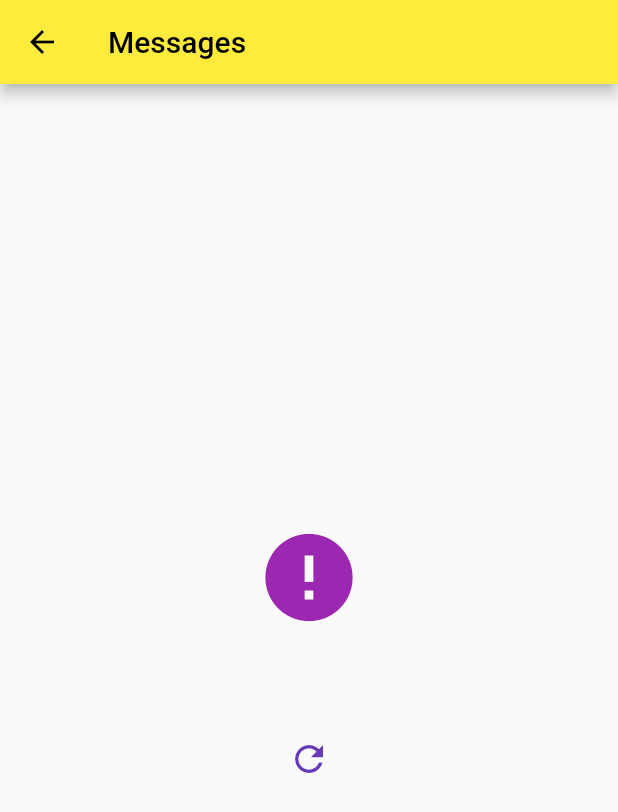
After one commit to ubmagh/mobile-dev-tps, a Flutter app: the MessagesPage screen opened directly with sample values from the repository, on a phone screen of 412 x 824 dp. The commit adds this screen. Shown: the top 812 px of the screen. Run offline on Flutter 3.47's test engine with Material 2 defaults, Android fonts, the phone set to English and light mode, and no system bars; our stand-ins replace bloc, equatable, flutter_bloc, fluttertoast, webview_flutter.

Commit message:
enset_chat_app : added messaging page+bloc+repo+models

```diff
--- a/enset_chat_app/lib/bloc/blocs/contact.bloc.dart
+++ b/enset_chat_app/lib/blocs/contact/contact.bloc.dart
@@ -1,6 +1,7 @@
 
-import 'package:enset_chat_app/bloc/events/contact.event.dart';
-import 'package:enset_chat_app/bloc/states/contact.state.dart';
+import 'package:enset_chat_app/blocs/contact/contact.event.dart';
+import 'package:enset_chat_app/blocs/contact/contact.state.dart';
+import 'package:enset_chat_app/enums/requestState.enum.dart';
 import 'package:enset_chat_app/repositories/contact.repository.dart';
 import 'package:flutter_bloc/flutter_bloc.dart';
 
--- a/enset_chat_app/lib/bloc/states/contact.state.dart
+++ b/enset_chat_app/lib/blocs/contact/contact.state.dart
@@ -1,8 +1,8 @@
 
+import 'package:enset_chat_app/enums/requestState.enum.dart';
 import 'package:enset_chat_app/models/contact.model.dart';
 
 
-enum RequestState { Loaded, Loading, Error, None}
 class ContactState {
 
   List<Contact> contacts = [];
--- /dev/null
+++ b/enset_chat_app/lib/blocs/message/message.bloc.dart
@@ -0,0 +1,36 @@
+import 'package:bloc/bloc.dart';
+import 'package:enset_chat_app/blocs/contact/contact.state.dart';
+import 'package:enset_chat_app/blocs/message/message.state.dart';
+import 'package:enset_chat_app/blocs/message/messages.event.dart';
+import 'package:enset_chat_app/enums/requestState.enum.dart';
+import 'package:enset_chat_app/models/message.model.dart';
+import 'package:enset_chat_app/repositories/message.repository.dart';
+
+class MessageBloc extends Bloc<MessageEvent, MessageState> {
+  MessageRepository messageRepository;
+
+  MessageBloc(
+      {required MessageState initialState, required this.messageRepository})
+      : super(initialState) {
+    on<ContactMessageEvent>((event, emit) async {
+        emit(MessageState(
+            messages: [],
+            requestState: RequestState.Loading,
+            currentEvent: event));
+        try {
+          List<Message> messages =
+              await messageRepository.messagesByContact(event.contact.id);
+          emit(MessageState(
+              messages: messages,
+              requestState: RequestState.Loaded,
+              currentEvent: event));
+        } catch (e) {
+          emit(MessageState(
+              messages: [],
+              requestState: RequestState.Error,
+              errorMessage: e.toString(),
+              currentEvent: event));
+        }
+    });
+  }
+}
--- /dev/null
+++ b/enset_chat_app/lib/blocs/message/message.state.dart
@@ -0,0 +1,11 @@
+import 'package:enset_chat_app/blocs/message/messages.event.dart';
+import 'package:enset_chat_app/models/message.model.dart';
+import 'package:enset_chat_app/enums/requestState.enum.dart';
+
+class MessageState{
+  List<Message> messages;
+  RequestState requestState;
+  String errorMessage;
+  MessageEvent currentEvent;
+  MessageState({required this.messages, this.requestState=RequestState.None, this.errorMessage="",required this.currentEvent});
+}
--- /dev/null
+++ b/enset_chat_app/lib/blocs/message/messages.event.dart
@@ -0,0 +1,8 @@
+import 'package:enset_chat_app/models/contact.model.dart';
+
+abstract class MessageEvent{}
+
+class ContactMessageEvent extends MessageEvent{
+  Contact contact;
+  ContactMessageEvent({required this.contact});
+}
--- /dev/null
+++ b/enset_chat_app/lib/enums/requestState.enum.dart
@@ -0,0 +1 @@
+enum RequestState { Loaded, Loading, Error, None}
--- a/enset_chat_app/lib/main.dart
+++ b/enset_chat_app/lib/main.dart
@@ -1,7 +1,13 @@
-import 'package:enset_chat_app/bloc/blocs/contact.bloc.dart';
-import 'package:enset_chat_app/bloc/states/contact.state.dart';
+import 'package:enset_chat_app/blocs/contact/contact.bloc.dart';
+import 'package:enset_chat_app/blocs/contact/contact.state.dart';
+import 'package:enset_chat_app/blocs/message/message.bloc.dart';
+import 'package:enset_chat_app/blocs/message/message.state.dart';
+import 'package:enset_chat_app/blocs/message/messages.event.dart';
+import 'package:enset_chat_app/models/contact.model.dart';
 import 'package:enset_chat_app/repositories/contact.repository.dart';
+import 'package:enset_chat_app/repositories/message.repository.dart';
 import 'package:enset_chat_app/ui/pages/contacts.page.dart';
+import 'package:enset_chat_app/ui/pages/message.page.dart';
 import 'package:flutter/material.dart';
 import 'package:flutter_bloc/flutter_bloc.dart';
 
@@ -16,7 +22,8 @@ class MyApp extends StatelessWidget {
   Widget build(BuildContext context) {
     return MultiBlocProvider(
         providers: [
-          BlocProvider(create: (context) => ContactBloc( ContactInitialState(), ContactRepository())  )
+          BlocProvider(create: (context) => ContactBloc( ContactInitialState(), ContactRepository())  ),
+          BlocProvider(create: (context)=>MessageBloc(initialState: MessageState(messages: [],currentEvent: ContactMessageEvent(contact: Contact(id: 0, email: "", group: "", lastMessage: "", lastMessageDate: "", name: "", profile: ""))), messageRepository: MessageRepository()),)
         ],
         child: MaterialApp(
           title: 'Chat app',
@@ -25,7 +32,8 @@ class MyApp extends StatelessWidget {
           ),
           routes: {
             // "/" : null,
-            "/contacts": (context) => ContactsPage()
+            "/contacts": (context) => ContactsPage(),
+            "/messages": (context) => MessagesPage()
           },
           initialRoute: "/contacts",
         )
--- a/enset_chat_app/lib/models/contact.model.dart
+++ b/enset_chat_app/lib/models/contact.model.dart
@@ -11,6 +11,7 @@ class Contact {
   String lastMessage;
   String lastMessageDate;
 
+
   Contact({ required this.id, required this.name, required this.group, required this.profile, required this.email,
     required this.lastMessage, required this.lastMessageDate});
 
--- /dev/null
+++ b/enset_chat_app/lib/models/message.model.dart
@@ -0,0 +1,9 @@
+
+
+class Message{
+  int id;
+  String content;
+  int idContact;
+  bool sent;
+  Message({ required this.id, required this.content, required this.idContact, required this.sent });
+}
--- a/enset_chat_app/lib/repositories/contact.repository.dart
+++ b/enset_chat_app/lib/repositories/contact.repository.dart
@@ -7,7 +7,7 @@ class ContactRepository {
 
   List<Contact> contacts = [
 
-    Contact(id: 1, name: "Ayoub", group: "BDCC", profile: "ubmagh", email: "ayoub@ayoub.me", lastMessage: "Hello", lastMessageDate: "11/05/2022"),
+    Contact(id: 1, name: "Ayoub", group: "BDCC", profile: "ubmagh", email: "ayoub@ayoub.me", lastMessage: "Moi aussi Alhamdolillah, merci", lastMessageDate: "11/05/2022"),
     Contact(id: 2, name: "Ahmed", group: "GLSID", profile: "ahmed", email: "ahmed@ahmed.me", lastMessage: "Hello", lastMessageDate: "09/05/2022"),
     Contact(id: 3, name: "Ali", group: "BDCC", profile: "ali", email: "ali@ali.me", lastMessage: "Hello", lastMessageDate: "01/05/2022"),
     Contact(id: 4, name: "Jamal", group: "BDCC", profile: "jamal", email: "ali@ali.me", lastMessage: "Hello", lastMessageDate: "20/04/2022"),
@@ -30,7 +30,7 @@ class ContactRepository {
   Future<List<Contact>> getContactsByGroup( String group) async{
     var future = await Future.delayed(const Duration(seconds: 2));
     int rand = Random().nextInt(10);
-    if( rand>5) {
+    if( rand>9) {
       throw Exception("Kind of error happened 0x33 !");
     }
     var groupeContacts = contacts.where((element) => element.group==group).toList();
--- /dev/null
+++ b/enset_chat_app/lib/repositories/message.repository.dart
@@ -0,0 +1,28 @@
+import 'dart:math';
+
+import 'package:enset_chat_app/models/message.model.dart';
+
+class MessageRepository {
+  List<Message> messages = [
+    Message(id: 1, content: "Bonjour Ayoub", idContact: 1, sent: true),
+    Message(id: 2, content: "Bonjour! cv ?", idContact: 1, sent: false),
+    Message(id: 7, content: "Oui cv Alhamdolillah, et toi ?", idContact: 1, sent: true),
+    Message(id: 3, content: "Bonsoir ", idContact: 2, sent: true),
+    Message(id: 4, content: "Tout va bien !!", idContact: 2, sent: true),
+    Message(id: 5, content: "Salut", idContact: 2, sent: false),
+    Message(id: 6, content: "Je vais bien", idContact: 2, sent: false),
+    Message(id: 8, content: "Moi aussi Alhamdolillah, merci", idContact: 1, sent: false),
+  ];
+
+  Future<List<Message>> messagesByContact(int idContact) async {
+    var future = await Future.delayed(const Duration(seconds: 1));
+    int rand = Random().nextInt(10);
+    if (rand > 2) {
+      return messages
+          .where((element) => element.idContact == idContact)
+          .toList();
+    } else {
+      throw Exception("Erreur de chargement des messages");
+    }
+  }
+}
--- /dev/null
+++ b/enset_chat_app/lib/ui/pages/message.page.dart
@@ -0,0 +1,118 @@
+import 'package:enset_chat_app/blocs/message/message.bloc.dart';
+import 'package:enset_chat_app/blocs/message/message.state.dart';
+import 'package:enset_chat_app/enums/requestState.enum.dart';
+import 'package:enset_chat_app/models/contact.model.dart';
+import 'package:flutter/material.dart';
+import 'package:flutter_bloc/flutter_bloc.dart';
+
+class MessagesPage extends StatelessWidget {
+  const MessagesPage({Key? key}) : super(key: key);
+
+  @override
+  Widget build(BuildContext context) {
+    Contact contact = ModalRoute.of(context)!.settings.arguments as Contact;
+
+    return Scaffold(
+      appBar: AppBar(title: const Text("Messages")),
+      body: Center(
+        child:
+            BlocBuilder<MessageBloc, MessageState>(builder: (context, state) {
+          if (state.requestState == RequestState.Loading) {
+            return const CircularProgressIndicator();
+          } else if (state.requestState == RequestState.Loaded) {
+            return Column(
+              children: [
+                Expanded(
+                  flex: 8,
+                  child: Column(
+                    mainAxisAlignment: MainAxisAlignment.end,
+                    children: [
+                      Padding(
+                        padding: const EdgeInsets.only(top: 7.0, bottom: 7.0),
+                        child: ListView.builder(
+                            shrinkWrap: true,
+                            scrollDirection: Axis.vertical,
+                            itemCount: state.messages.length,
+                            itemBuilder: (context, index) {
+                              return Padding(
+                                padding: EdgeInsets.only(
+                                    top: 8.0,
+                                    bottom: 8.0,
+                                    left:
+                                        state.messages[index].sent ? 50.0 : 0.0,
+                                    right: state.messages[index].sent
+                                        ? 0.0
+                                        : 50.0),
+                                child: ListTile(
+                                  tileColor: state.messages[index].sent
+                                      ? Colors.blue
+                                      : Colors.red,
+                                  minVerticalPadding: 20,
+                                  title: Text(state.messages[index].content),
+                                ),
+                              );
+                            }
+                          ),
+                      ),
+                    ],
+                  ),
+                ),
+                const Divider(color: Colors.black, thickness: 1),
+                Padding(
+                  padding: const EdgeInsets.all(8.0),
+                  child: Row(
+                    children: [
+                      const Expanded(flex: 7, child: TextField()),
+                      Expanded(
+                          child: IconButton(
+                              onPressed: () {},
+                              icon:
+                                  const Icon(Icons.send, color: Colors.green)))
+                    ],
+                  ),
+                )
+              ],
+            );
+          }
+          return Center(
+              child: Column(
+            mainAxisAlignment: MainAxisAlignment.center,
+            children: [
+              Title(
+                  color: Colors.red,
+                  child:
+                      const Icon(Icons.error, size: 70, color: Colors.purple)),
+              Padding(
+                padding: const EdgeInsets.only(top: 10.0, bottom: 17.0),
+                child: Center(
+                    child: Title(
+                        color: Colors.red,
+                        child: Text(state.errorMessage,
+                            textAlign: TextAlign.center,
+                            style: const TextStyle(
+                              color: Colors.purple,
+                              fontSize: 30,
+                              fontWeight: FontWeight.w100,
+                              shadows: [
+                                Shadow(
+                                    color: Colors.deepPurple,
+                                    offset: Offset(2, 13),
+                                    blurRadius: 20)
+                              ],
+                            )))),
+              ),
+              IconButton(
+                  onPressed: () {
+                    MessageBloc messageBloc = context.read<MessageBloc>();
+                    context.read<MessageBloc>().add(state.currentEvent);
+                  },
+                  icon: const Icon(Icons.refresh),
+                  color: Colors.deepPurple,
+                  iconSize: 28)
+            ],
+          ));
+        }),
+      ),
+    );
+  }
+}
```
Also changed, not shown: enset_chat_app/lib/ui/pages/contacts.page.dart (+14 -8 lines), enset_chat_app/lib/blocs/contact/contact.event.dart (renamed from enset_chat_app/lib/bloc/events/contact.event.dart).
